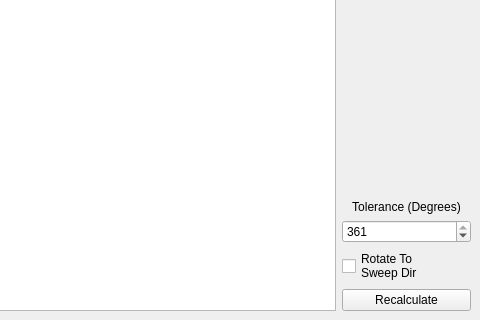
Above: src/ads/ccpp/desktop-tool/ui/mainwindow.ui from Ipiano/coverage-planning before the change; both pictures show x 320 to 800 and y 280 to 600 of the 800 by 600 pixel window. Below: the same form after it.
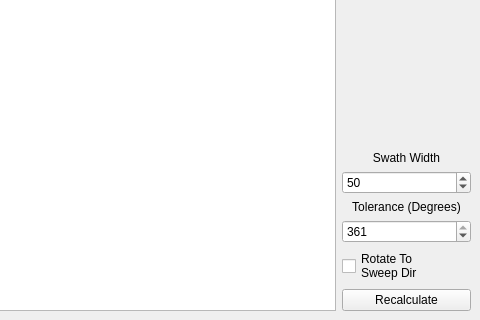
That is the form after the change.

Commit message: Add swath width spinbox

```diff
--- a/src/ads/ccpp/desktop-tool/ui/mainwindow.ui
+++ b/src/ads/ccpp/desktop-tool/ui/mainwindow.ui
@@ -102,6 +102,29 @@
         </property>
        </spacer>
       </item>
+      <item>
+       <widget class="QLabel" name="label_2">
+        <property name="text">
+         <string>Swath Width</string>
+        </property>
+        <property name="alignment">
+         <set>Qt::AlignCenter</set>
+        </property>
+       </widget>
+      </item>
+      <item>
+       <widget class="QSpinBox" name="spinBox_width">
+        <property name="minimum">
+         <number>1</number>
+        </property>
+        <property name="maximum">
+         <number>500</number>
+        </property>
+        <property name="value">
+         <number>50</number>
+        </property>
+       </widget>
+      </item>
       <item>
        <widget class="QLabel" name="label">
         <property name="text">
```
The commit also changes 2 other files.
